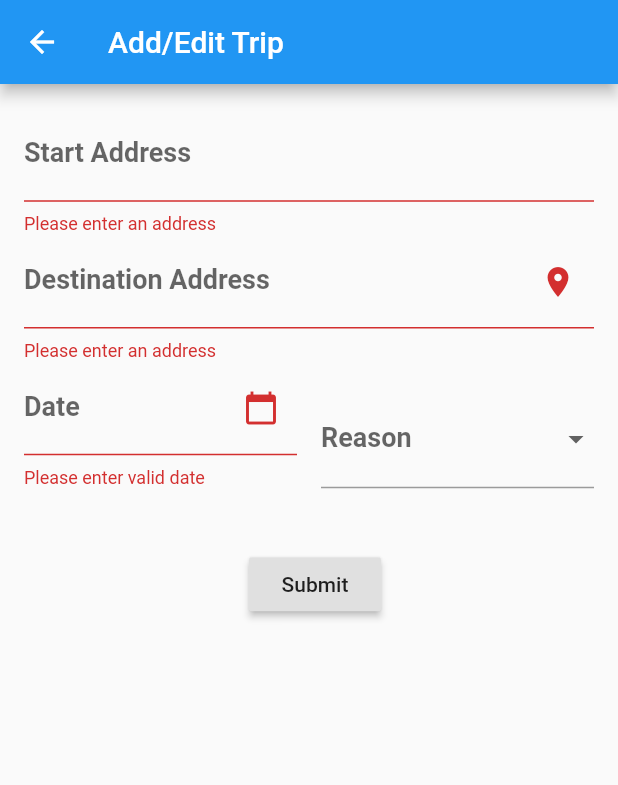
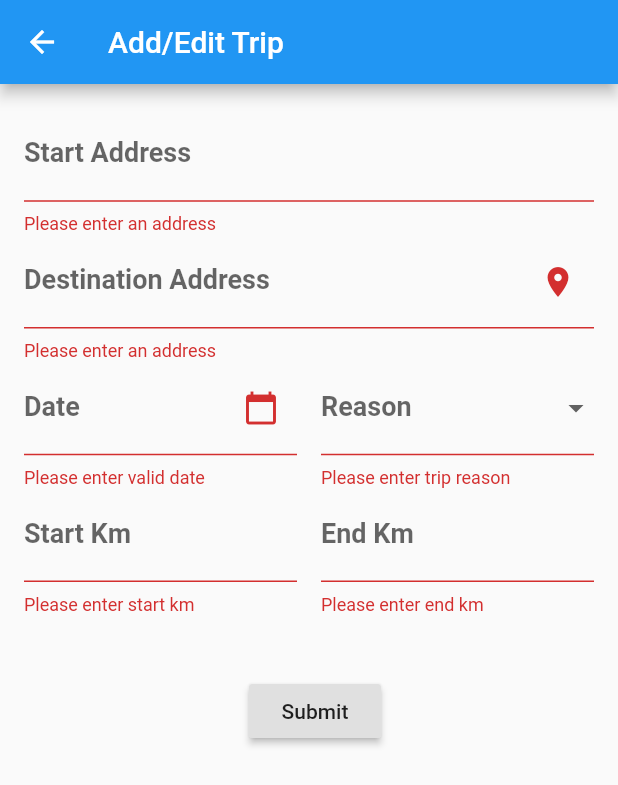
Before and after one commit to SheaJanke/Mileage-Tracker, a Flutter app: the EditTripPage screen opened directly, after a tap on "Submit", on a phone screen of 412 x 824 dp. Shown: the top 785 px of the screen. Run offline on Flutter 3.47's test engine with Material 2 defaults, Android fonts, the light colour scheme and no system bars; our stand-ins replace geocoding, geolocator.

Commit message:
Progress towards completing the edit trip view.

```diff
--- a/lib/Pages/edit_trip_page.dart
+++ b/lib/Pages/edit_trip_page.dart
@@ -1,4 +1,5 @@
 import 'package:flutter/material.dart';
+import 'package:flutter/services.dart';
 import 'package:intl/intl.dart';
 import 'package:mileage_tracker/DataTypes/trip.dart';
 import 'package:mileage_tracker/DataTypes/trip_reasons.dart';
@@ -18,13 +19,28 @@ class EditTripPage extends StatefulWidget {
 
 class _EditTripPageState extends State<EditTripPage> {
   final _formKey = GlobalKey<FormState>();
-  final dateController = TextEditingController();
+  final _startAddressController = TextEditingController();
+  final _destinationAddressController = TextEditingController();
+  final _dateController = TextEditingController();
+  final _reasonController = TextEditingController();
+  final _startOdometer = TextEditingController();
+  final _endOdometer = TextEditingController();
 
-  final reasonOptions = TripReason.values.map((e) => reasonText[e] ?? '').toList();
+  bool fetchingCurrentAddress = false;
+
+  late DateTime _dateValue;
+
+  final reasonOptions =
+      TripReason.values.map((e) => reasonText[e] ?? '').toList();
 
   @override
   void dispose() {
-    dateController.dispose();
+    _startAddressController.dispose();
+    _destinationAddressController.dispose();
+    _dateController.dispose();
+    _reasonController.dispose();
+    _startOdometer.dispose();
+    _endOdometer.dispose();
     super.dispose();
   }
 
@@ -57,13 +73,44 @@ class _EditTripPageState extends State<EditTripPage> {
               ),
               TextFormField(
                 autovalidateMode: AutovalidateMode.disabled,
+                controller: _destinationAddressController,
                 decoration: InputDecoration(
                   labelText: 'Destination Address',
                   labelStyle: Styles.boldStyle,
-                  suffixIcon: IconButton(
-                    icon: const Icon(Icons.location_on),
-                    onPressed: () => LocationManager.getCurrentAddress(),
-                  ),
+                  suffixIcon: fetchingCurrentAddress == true
+                      ? Transform.scale(
+                          scale: 0.5,
+                          child: const CircularProgressIndicator(),
+                        )
+                      : IconButton(
+                          icon: const Icon(Icons.location_on),
+                          onPressed: () {
+                            setState(
+                              () {
+                                fetchingCurrentAddress = true;
+                              },
+                            );
+                            LocationManager.getCurrentAddress().then(
+                              (currentAddress) {
+                                _destinationAddressController.value =
+                                    TextEditingValue(
+                                  text: currentAddress,
+                                  selection: TextSelection.fromPosition(
+                                    TextPosition(offset: currentAddress.length),
+                                  ),
+                                );
+                              },
+                            ).whenComplete(
+                              () {
+                                setState(
+                                  () {
+                                    fetchingCurrentAddress = false;
+                                  },
+                                );
+                              },
+                            );
+                          },
+                        ),
                 ),
                 style: Styles.normalStyle,
                 validator: (value) {
@@ -74,13 +121,13 @@ class _EditTripPageState extends State<EditTripPage> {
                 },
               ),
               Row(
-                crossAxisAlignment: CrossAxisAlignment.end,
+                crossAxisAlignment: CrossAxisAlignment.start,
                 children: [
                   Expanded(
                     child: TextFormField(
                       autovalidateMode: AutovalidateMode.disabled,
                       readOnly: true,
-                      controller: dateController,
+                      controller: _dateController,
                       style: Styles.normalStyle,
                       decoration: InputDecoration(
                         labelStyle: Styles.boldStyle,
@@ -95,7 +142,8 @@ class _EditTripPageState extends State<EditTripPage> {
                               if (selectedDate != null) {
                                 String date =
                                     DateFormat.MMMEd().format(selectedDate);
-                                dateController.text = date;
+                                _dateController.text = date;
+                                _dateValue = selectedDate;
                               }
                             });
                           },
@@ -116,6 +164,12 @@ class _EditTripPageState extends State<EditTripPage> {
                   ),
                   Expanded(
                     child: DropdownButtonFormField(
+                      validator: (value) {
+                        if ((value as String?) == null) {
+                          return 'Please enter trip reason';
+                        }
+                        return null;
+                      },
                       items: reasonOptions.map((String category) {
                         return DropdownMenuItem(
                           value: category,
@@ -130,13 +184,63 @@ class _EditTripPageState extends State<EditTripPage> {
                         );
                       }).toList(),
                       onChanged: (newValue) {
-                        // do other stuff with _category
-                        setState(() => {});
+                        _reasonController.text = newValue as String;
                       },
                       decoration: const InputDecoration(
                         labelText: 'Reason',
                         labelStyle: Styles.boldStyle,
+                        contentPadding: EdgeInsets.only(top: 10, bottom: 11),
                       ),
+                    ),
+                  ),
+                ],
+              ),
+              Row(
+                crossAxisAlignment: CrossAxisAlignment.start,
+                children: [
+                  Expanded(
+                    child: TextFormField(
+                      autovalidateMode: AutovalidateMode.disabled,
+                      controller: _startOdometer,
+                      style: Styles.normalStyle,
+                      keyboardType: TextInputType.number,
+                      inputFormatters: <TextInputFormatter>[
+                        FilteringTextInputFormatter.digitsOnly
+                      ],
+                      decoration: const InputDecoration(
+                        labelStyle: Styles.boldStyle,
+                        labelText: 'Start Km',
+                      ),
+                      validator: (value) {
+                        if (value!.isEmpty) {
+                          return 'Please enter start km';
+                        }
+                        return null;
+                      },
+                    ),
+                  ),
+                  const SizedBox(
+                    width: 16,
+                  ),
+                  Expanded(
+                    child: TextFormField(
+                      autovalidateMode: AutovalidateMode.disabled,
+                      controller: _endOdometer,
+                      style: Styles.normalStyle,
+                      keyboardType: TextInputType.number,
+                      inputFormatters: <TextInputFormatter>[
+                        FilteringTextInputFormatter.digitsOnly
+                      ],
+                      decoration: const InputDecoration(
+                        labelStyle: Styles.boldStyle,
+                        labelText: 'End Km',
+                      ),
+                      validator: (value) {
+                        if (value!.isEmpty) {
+                          return 'Please enter end km';
+                        }
+                        return null;
+                      },
                     ),
                   ),
                 ],
--- a/lib/Utils/location_manager.dart
+++ b/lib/Utils/location_manager.dart
@@ -44,13 +44,12 @@ class LocationManager {
     List<Placemark> placemarks =
         await placemarkFromCoordinates(position.latitude, position.longitude);
     Placemark placeMark = placemarks[0];
-    String name = placeMark.name!;
-    String subLocality = placeMark.subLocality!;
+    String street = placeMark.street!;
     String locality = placeMark.locality!;
     String administrativeArea = placeMark.administrativeArea!;
     String postalCode = placeMark.postalCode!;
     String address =
-        "$name, $subLocality, $locality, $administrativeArea $postalCode";
+        "$street, $locality, $administrativeArea $postalCode";
     return address;
   }
 }
```
